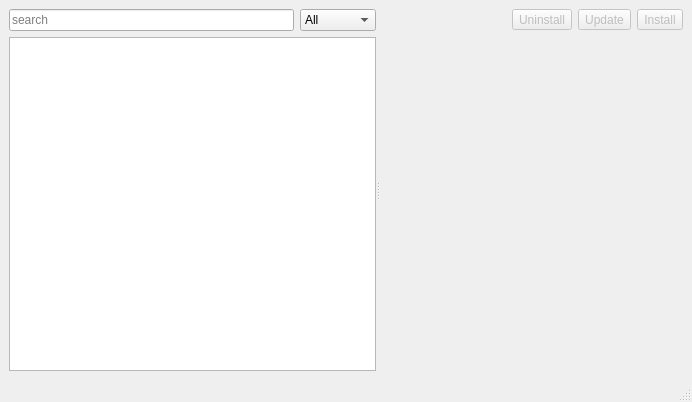
Before: the Qt Designer form src/omnipkg/mainwindow.ui in Icosahunter/omnipkg, drawn with Qt 5.
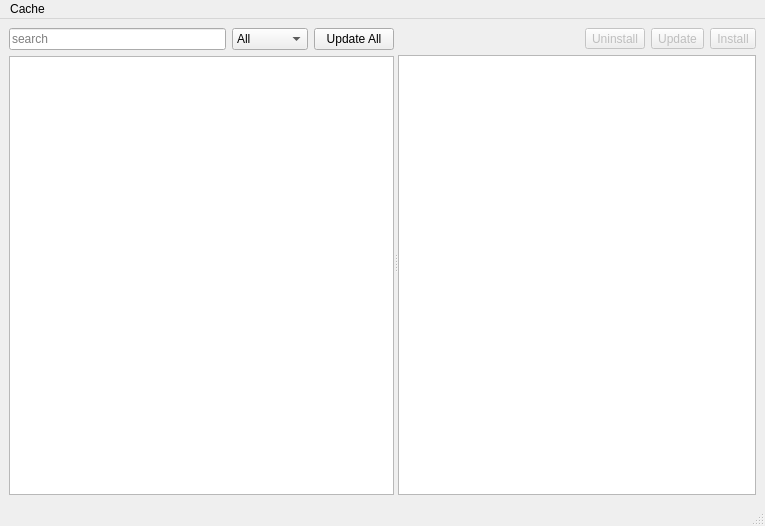
After: the same form once the commit is applied.

Patch:
```diff
--- a/src/omnipkg/mainwindow.ui
+++ b/src/omnipkg/mainwindow.ui
@@ -6,8 +6,8 @@
    <rect>
     <x>0</x>
     <y>0</y>
-    <width>692</width>
-    <height>402</height>
+    <width>765</width>
+    <height>526</height>
    </rect>
   </property>
   <property name="windowTitle">
@@ -58,6 +58,13 @@
               </item>
              </widget>
             </item>
+            <item>
+             <widget class="QPushButton" name="updateAllButton">
+              <property name="text">
+               <string>Update All</string>
+              </property>
+             </widget>
+            </item>
            </layout>
           </item>
           <item>
@@ -145,33 +152,8 @@
          </layout>
         </item>
         <item>
-         <widget class="QLabel" name="packageNameLabel">
-          <property name="font">
-           <font>
-            <pointsize>12</pointsize>
-            <fontweight>DemiBold</fontweight>
-           </font>
-          </property>
-          <property name="text">
-           <string/>
-          </property>
-         </widget>
-        </item>
-        <item>
-         <widget class="QLabel" name="packageDescriptionLabel">
-          <property name="sizePolicy">
-           <sizepolicy hsizetype="Preferred" vsizetype="Expanding">
-            <horstretch>0</horstretch>
-            <verstretch>0</verstretch>
-           </sizepolicy>
-          </property>
-          <property name="text">
-           <string/>
-          </property>
-          <property name="alignment">
-           <set>Qt::AlignLeading|Qt::AlignLeft|Qt::AlignTop</set>
-          </property>
-          <property name="wordWrap">
+         <widget class="QTextBrowser" name="packageDetailsTextBrowser">
+          <property name="openExternalLinks">
            <bool>true</bool>
           </property>
          </widget>
@@ -187,10 +169,20 @@
     <rect>
      <x>0</x>
      <y>0</y>
-     <width>692</width>
+     <width>765</width>
      <height>30</height>
     </rect>
    </property>
+   <widget class="QMenu" name="menucache">
+    <property name="title">
+     <string>Cache</string>
+    </property>
+    <addaction name="separator"/>
+    <addaction name="clearIconCacheAction"/>
+    <addaction name="clearPackageIndexesAction"/>
+    <addaction name="indexPackagesAction"/>
+   </widget>
+   <addaction name="menucache"/>
   </widget>
   <widget class="QStatusBar" name="statusbar"/>
  </widget>
```
Left out of the diff: 15 changed lines with no effect on the pictures.
